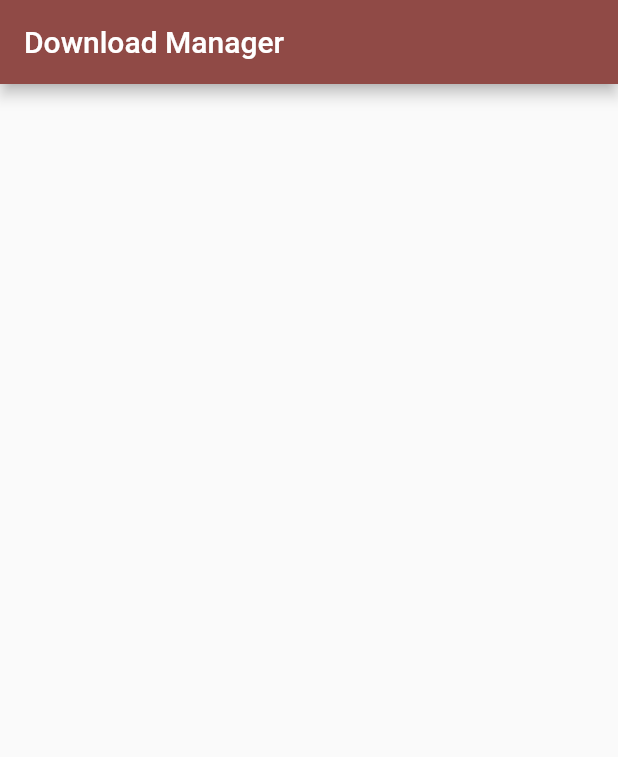
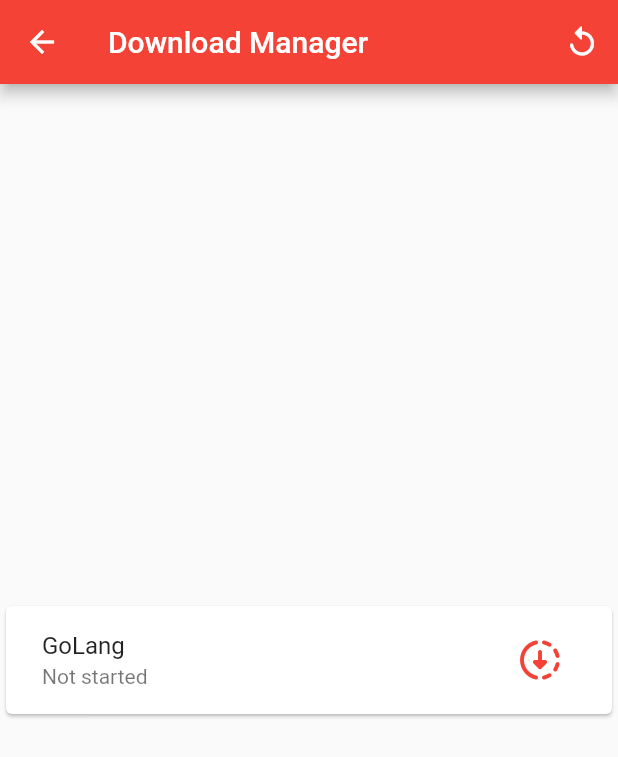
Before and after one commit to starkdmi/download_manager, a Flutter app: the Home screen opened directly, on a phone screen of 412 x 824 dp. Shown: the top 757 px of the screen. Run offline on Flutter 3.47's test engine with Material 2 defaults, Android fonts, the phone set to English and light mode, and no system bars; our stand-ins replace open_file; missing offline and left inert: downlow.

Commit message:
Update Flutter example

```diff
--- /dev/null
+++ b/example/flutter_download_manager/lib/button.dart
@@ -0,0 +1,19 @@
+import 'package:flutter/material.dart';
+
+class ButtonWidget extends StatelessWidget {
+  const ButtonWidget({ super.key, required this.icon, this.size, this.onPressed }) : super();
+  final IconData icon;
+  final double? size;
+  final void Function()? onPressed;
+
+  static const iconSize = 32.0;
+
+  @override
+  Widget build(BuildContext context) {
+    final primary = Theme.of(context).colorScheme.primary;
+    return IconButton(
+      onPressed: onPressed,
+      icon: Icon(icon, size: size ?? iconSize, color: primary)
+    );
+  }
+}
--- /dev/null
+++ b/example/flutter_download_manager/lib/card.dart
@@ -0,0 +1,35 @@
+import 'package:flutter/material.dart';
+import 'package:flutter_download_manager/button.dart';
+import 'package:flutter_download_manager/progress.dart';
+
+class ItemWidget extends StatelessWidget {
+  const ItemWidget({
+    super.key,
+    required this.name,
+    required this.state,
+    this.progress,
+    this.buttonLeft,
+    this.buttonRight
+  }) : super();
+
+  final String name;
+  final ProgressState state;
+  final double? progress;
+  final ButtonWidget? buttonLeft;
+  final ButtonWidget? buttonRight;
+
+  @override
+  Widget build(BuildContext context) {
+    return Card(child:
+      ListTile(
+        contentPadding: const EdgeInsets.only(left: 24, right: 16),
+        title: Text(name),
+        subtitle: ProgressWidget(state: state, progress: progress),
+        trailing: Row(mainAxisSize: MainAxisSize.min, mainAxisAlignment: MainAxisAlignment.center, children: [
+          SizedBox(width: 64, child: Center(child: buttonLeft)),
+          SizedBox(width: 64, child: Center(child: buttonRight)),
+        ]),
+      )
+    );
+  }
+}
--- /dev/null
+++ b/example/flutter_download_manager/lib/list.dart
@@ -0,0 +1,54 @@
+import 'package:flutter/material.dart';
+import 'package:flutter_download_manager/setup.dart';
+import 'package:flutter_download_manager/list_item.dart';
+
+import 'package:isolated_download_manager/download_manager.dart';
+
+class Home extends StatefulWidget {
+  const Home({ super.key }) : super();
+
+  @override
+  State<Home> createState() => _HomeState();
+}
+
+class _HomeState extends State<Home> {
+  @override
+  void initState() {
+    super.initState();
+
+    // Initialize
+    DownloadManager.instance.init(isolates: Setup.isolates, directory: Setup.directory);
+  }
+
+  @override
+  void dispose() {
+    // Clean-up isolates
+    DownloadManager.instance.dispose();
+
+    super.dispose();
+  }
+
+  @override
+  Widget build(BuildContext context) {
+    return Scaffold(
+      appBar: AppBar(
+        title: const Text("Download Manager"),
+        actions: [
+          IconButton(onPressed: _reset, icon: const Icon(Icons.replay_rounded)) // restore
+        ],
+      ),
+      // body: Column(children: [
+      body: const Center(child:
+        DownloadItem(name: "GoLang", url: Setup.url),
+      )
+      // ]),
+    );
+  }
+
+  void _reset() {
+    // TODO
+    // cancel all running requests
+    // remove files from request.path ?
+    // remove files in default directory
+  }
+}
--- /dev/null
+++ b/example/flutter_download_manager/lib/progress.dart
@@ -0,0 +1,59 @@
+import 'package:flutter/material.dart';
+
+
+enum ProgressState {
+  initial, failed, downloading, paused, downloaded
+}
+
+class ProgressWidget extends StatelessWidget {
+  const ProgressWidget({ super.key, required this.state, this.progress }) : super();
+  final ProgressState state;
+  final double? progress;
+
+  @override
+  Widget build(BuildContext context) {
+    final String progressText;
+    Widget? progressWidget;
+    switch (state) {
+      case ProgressState.initial:
+        progressText = "Not started";
+        break;
+      case ProgressState.failed:
+        progressText = "Downloading failed";
+        progressWidget = const Icon(Icons.error_rounded, size: 18);
+        break;
+      case ProgressState.downloading:
+        if (progress == null) {
+          progressText = "Downloading";
+          progressWidget = const SizedBox(height: 12, child: CircularProgressIndicator(strokeWidth: 2, color: Colors.grey)
+          );
+        } else {
+          progressText = "Downloading ${formatProgress(progress)}";
+          progressWidget = SizedBox(height: 12, child:
+            Stack(children: [
+              CircularProgressIndicator(value: 1.0, strokeWidth: 2, color: Colors.grey.withOpacity(0.2)),
+              CircularProgressIndicator(value: progress, strokeWidth: 2, color: Colors.grey)
+            ])
+          );
+        }
+        break;
+      case ProgressState.paused:
+        progressText = "Paused ${formatProgress(progress)}";
+        progressWidget = const Icon(Icons.pause, size: 18);
+        // progressWidget = const SizedBox();
+        break;
+      case ProgressState.downloaded:
+        progressText = "Downloaded";
+        progressWidget = const Icon(Icons.done_rounded, size: 18);
+        break;
+    }
+
+    return Row(mainAxisSize: MainAxisSize.min, children: [
+      if (state != ProgressState.initial) SizedBox(width: 12, child: progressWidget),
+      if (state != ProgressState.initial) const SizedBox(width: 8),
+      Text(progressText),
+    ]);
+  }
+
+  String formatProgress(progress) => "${(progress! * 100).toStringAsFixed(0)}%";
+}
--- a/example/flutter_download_manager/pubspec.yaml
+++ b/example/flutter_download_manager/pubspec.yaml
@@ -36,7 +36,8 @@ dependencies:
     #   url: https://github.com/starkdmi/download_manager
     #   ref: main
   open_file: ^3.2.1
-  flutter_slidable: ^1.3.0
+  # permission_handler: ^10.0.0
+  # file_picker: ^4.6.1
 
   # The following adds the Cupertino Icons font to your application.
   # Use with the CupertinoIcons class for iOS style icons.
```
Also changed, not shown: example/flutter_download_manager/lib/app.dart (added, +23 -0 lines), example/flutter_download_manager/lib/list_item.dart (added, +118 -0 lines), example/flutter_download_manager/lib/main.dart (+11 -185 lines), example/flutter_download_manager/lib/setup.dart (added, +25 -0 lines).
